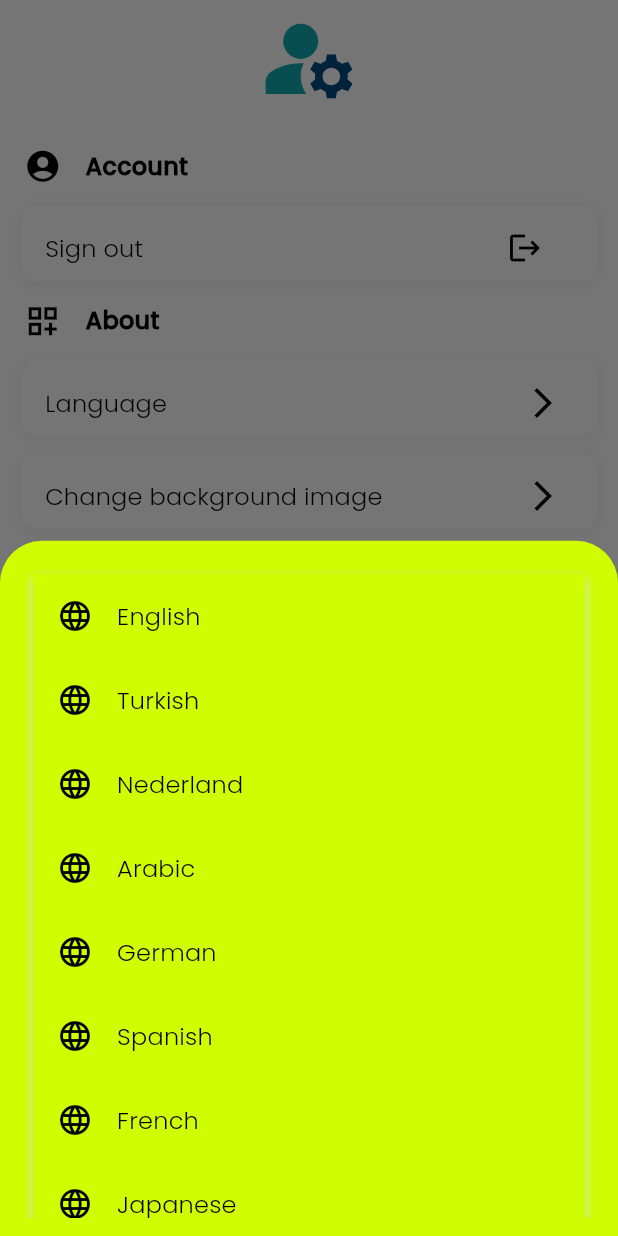
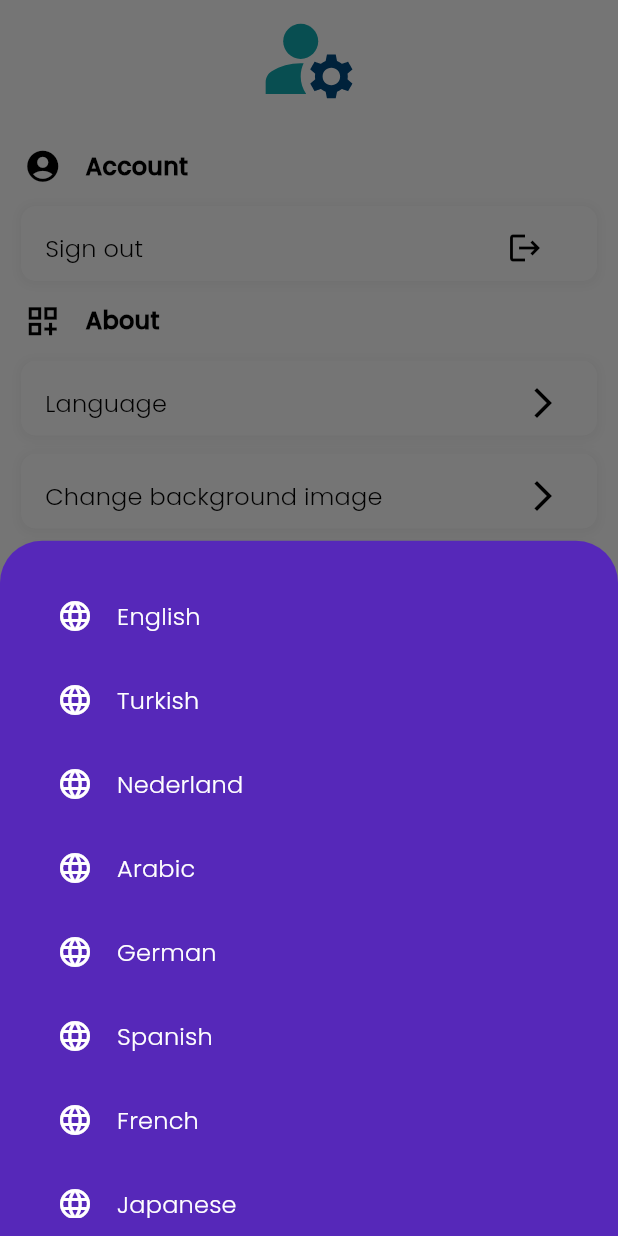
Before and after one commit to ookokk/quit_mate, a Flutter app: the SettingsView screen opened by its route, after a tap on "Language", on a phone screen of 412 x 824 dp. Run offline on Flutter 3.47's test engine with Material 3 defaults, Android fonts, the light colour scheme and no system bars; our stand-ins replace awesome_notifications, cloud_firestore, connectivity_plus, easy_localization, firebase_core, fl_chart and 7 more; accounts and stored records are empty.

Commit message:
lang bottom shett material fixed

```diff
--- a/lib/src/core/theme/theme_provider.dart
+++ b/lib/src/core/theme/theme_provider.dart
@@ -48,7 +48,7 @@
     shadowColor: const Color(0xffcfdcec),
     splashColor: const Color(0xffF39F5A),
     dialogBackgroundColor: const Color(0xffe8576a),
-    canvasColor: const Color(0xffd0fd00),
+    canvasColor: const Color(0xff5628b9),
     primaryColor: const Color(0xff2371b0),
     disabledColor: const Color(0xff0c3e88),
     textTheme: TextTheme(
@@ -98,7 +98,7 @@
     shadowColor: const Color(0xff343942),
     primaryColor: const Color(0xff5d5d5d),
     splashColor: const Color(0xff204354),
-    canvasColor: const Color(0xffd0fd00),
+    canvasColor: const Color(0xff5628b9),
     dialogBackgroundColor: const Color(0xff557ec2),
     brightness: Brightness.dark,
     textTheme: TextTheme(
--- a/lib/src/feature/navigation/features/progress/view/sober_page_view.dart
+++ b/lib/src/feature/navigation/features/progress/view/sober_page_view.dart
@@ -25,12 +25,6 @@
         color: currentTheme.hoverColor,
         child: Column(
           children: [
-            TextButton(
-                onPressed: () async {},
-                child: Text(
-                  'press',
-                  style: currentTheme.textTheme.titleMedium,
-                )),
             Expanded(
               flex: 15,
               child: PageView(
--- a/lib/src/feature/settings/widget/language_bottom_sheet.dart
+++ b/lib/src/feature/settings/widget/language_bottom_sheet.dart
@@ -17,7 +17,7 @@
           decoration: BoxDecoration(
             boxShadow: [
               BoxShadow(
-                  color: currentTheme.shadowColor,
+                  color: currentTheme.canvasColor,
                   blurRadius: 5,
                   offset: const Offset(0, 3))
             ],
@@ -80,13 +80,14 @@
   ListTile buildListTile(ThemeData currentTheme, BuildContext context,
       String listTileText, VoidCallback listTileOnTap) {
     return ListTile(
-      leading: Icon(
+      leading: const Icon(
         Icons.language,
-        color: currentTheme.indicatorColor,
+        color: Colors.white,
       ),
       title: Text(
         listTileText,
-        style: currentTheme.textTheme.titleMedium,
+        style:
+            currentTheme.textTheme.titleMedium?.copyWith(color: Colors.white),
       ),
       onTap: listTileOnTap,
     );
--- a/lib/src/product/widget/custom_nav_bar.dart
+++ b/lib/src/product/widget/custom_nav_bar.dart
@@ -41,10 +41,10 @@
         ),
         BottomNavigationBarItem(
           icon: Icon(
-            Icons.support,
+            Icons.settings_outlined,
             color: currentTheme.indicatorColor,
           ),
-          label: Strings.support,
+          label: Strings.settings,
         ),
       ],
     );
```
Also changed, not shown: lib/src/feature/navigation/view/navigation_view.dart (+6 -4 lines), lib/src/feature/navigation/widget/navigation_app_bar.dart (+0 -19 lines).
